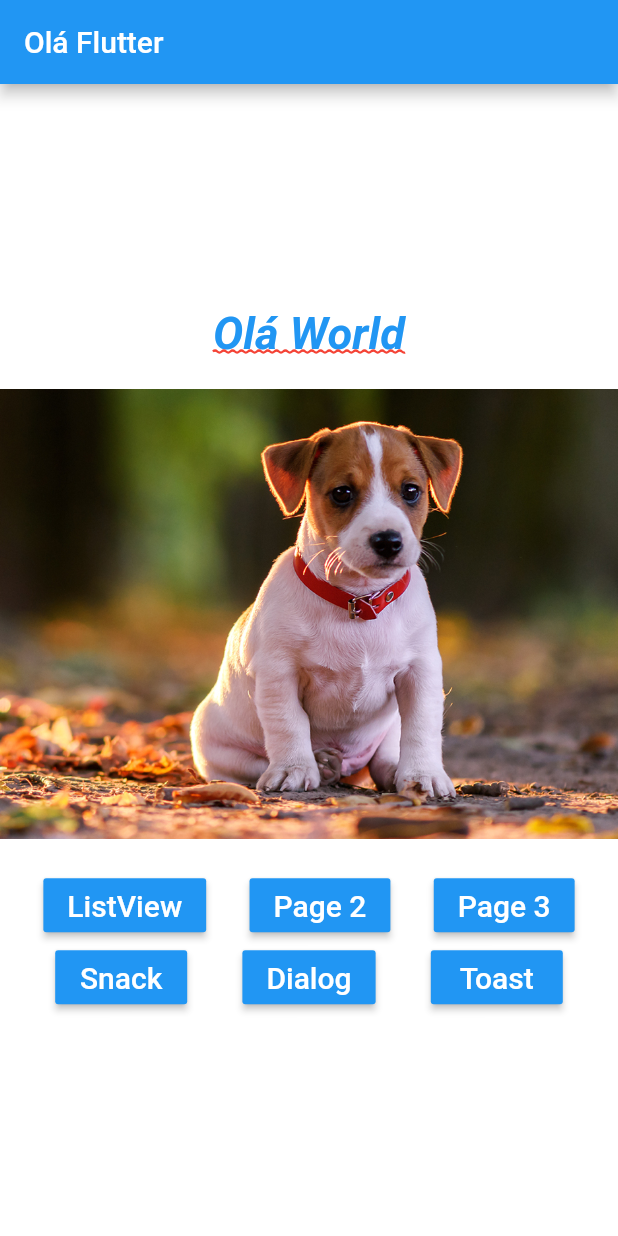
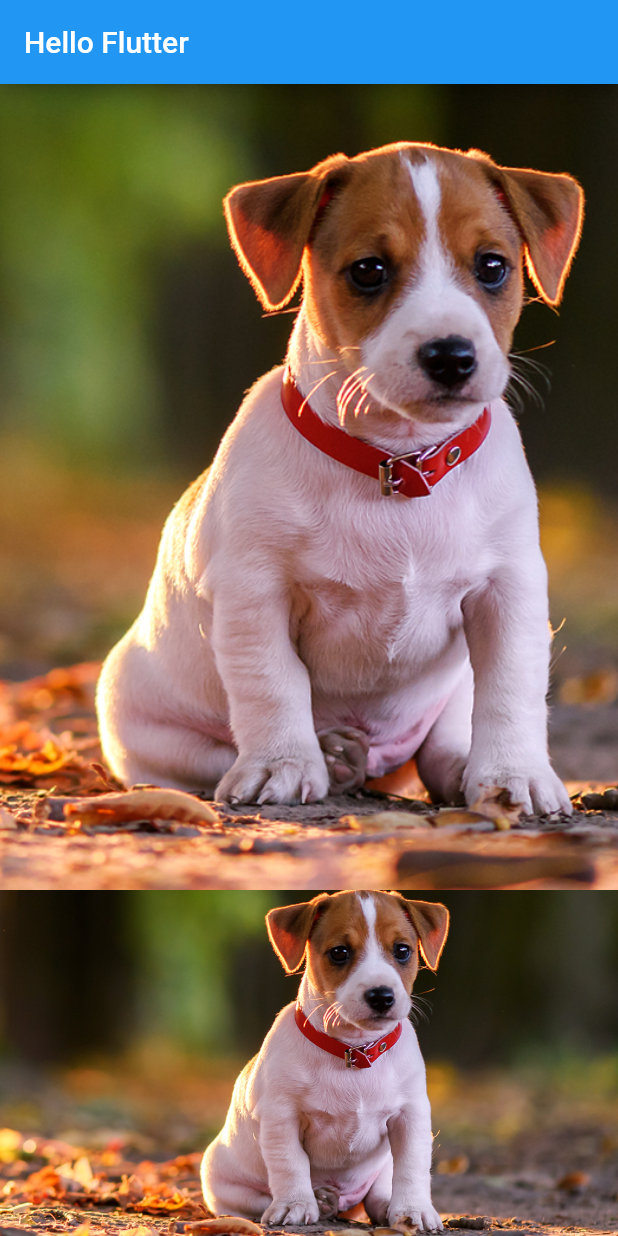
Before and after one commit to wagnerluzdevops/flutter_estudo, a Flutter app: the screen it shows after launch, on a phone screen of 412 x 824 dp. Run offline on Flutter 3.47's test engine with Material 2 defaults, Android fonts, the phone set to English and light mode, and no system bars; our stand-ins replace fluttertoast.

Commit message:
Lição 54 - DIca - Expanded

```diff
--- a/flutter_hello/lib/home_page.dart
+++ b/flutter_hello/lib/home_page.dart
@@ -1,5 +1,6 @@
 import 'package:flutter/material.dart';
 import 'package:flutter_hello/pages/hello_listview.dart';
+import 'package:flutter_hello/pages/hello_page1.dart';
 import 'package:flutter_hello/pages/hello_page2.dart';
 import 'package:flutter_hello/pages/hello_page3.dart';
 import 'package:flutter_hello/utils/nav.dart';
@@ -10,31 +11,29 @@ class HomePage extends StatelessWidget {
   Widget build(BuildContext context) {
     return Scaffold(
       appBar: AppBar(
-        title: Text("Olá Flutter"),
+        title: Text("Hello Flutter"),
       ),
       body: _body(context),
     );
   }
 
   _body(context) {
-    return Container(
-      color: Colors.white,
-      child: Column(
-        mainAxisAlignment: MainAxisAlignment.center,
+    return Column(
       children: <Widget>[
-          _text(),
-          _pageView(),
-          _buttons(context)
+        Expanded(
+          flex: 7,
+          child: _pageView(),
+        ),
+        Expanded(
+          flex: 3,
+          child: _pageView(),
+        )
       ],
-      ),
     );
   }
 
   _pageView() {
-    return Container(
-      margin: EdgeInsets.only(top:20, bottom: 20),
-      height: 300,
-      child: PageView(
+    return PageView(
       children: <Widget>[
         _img("assets/images/dog1.png"),
         _img("assets/images/dog2.png"),
@@ -42,7 +41,6 @@ class HomePage extends StatelessWidget {
         _img("assets/images/dog4.png"),
         _img("assets/images/dog5.png")
       ],
-      ),
     );
   }
 
@@ -75,10 +73,13 @@ class HomePage extends StatelessWidget {
 
     print(">> $s");
   }
+
   _onClickSnack() {
   }
+
   _onClickDialog() {
   }
+
   _onClickToast() {
   }
 
@@ -91,7 +92,7 @@ class HomePage extends StatelessWidget {
 
   _text() {
     return Text(
-      "Olá World",
+      "Hello World",
       style: TextStyle(
           color: Colors.blue,
           fontSize: 30,
```
Lines whose indentation alone changed are shown as unchanged.
